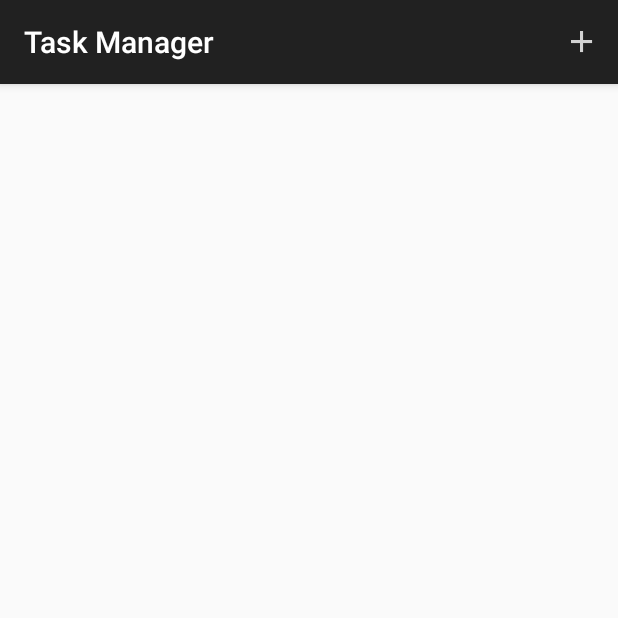
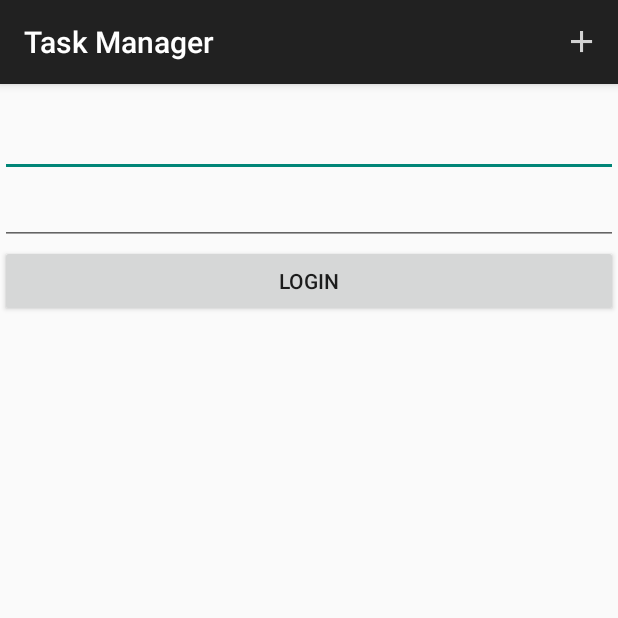
Before and after one commit to bracol/turma-formacao-android-master, an Android app: the screen it shows after launch (TaskListActivity before the commit, LoginActivity after it), after a tap on "LOGIN", on a phone screen of 412 x 824 dp, the top half of it. Run offline under Robolectric (Android 15) with nearby library versions, the phone set to English and light mode, and no system bars.

Commit message:
VerificacaoLogin

```diff
--- /dev/null
+++ b/app/src/main/java/br/com/cast/turmaformacao/taskmanager/controllers/activities/LoginActivity.java
@@ -0,0 +1,90 @@
+package br.com.cast.turmaformacao.taskmanager.controllers.activities;
+
+import android.content.Intent;
+import android.os.Bundle;
+import android.support.v7.app.AppCompatActivity;
+import android.view.Menu;
+import android.view.MenuItem;
+import android.view.View;
+import android.widget.Button;
+import android.widget.EditText;
+import android.widget.Toast;
+
+import br.com.cast.turmaformacao.taskmanager.R;
+import br.com.cast.turmaformacao.taskmanager.model.entidade.Login;
+import br.com.cast.turmaformacao.taskmanager.model.persistence.Login.LoginRepository;
+
+public class LoginActivity extends AppCompatActivity {
+
+    private EditText editTextLogin;
+    private EditText editTextPassword;
+    private Button buttonLogin;
+
+
+    protected void onCreate(Bundle savedInstanceState) {
+        super.onCreate(savedInstanceState);
+        setContentView(R.layout.activity_login);
+
+        bindEditTextLogin();
+        bindEditTextPassword();
+        bindButtonLogin();
+    }
+
+    private void bindButtonLogin() {
+        buttonLogin = (Button) findViewById(R.id.buttonLogin);
+        buttonLogin.setOnClickListener(new View.OnClickListener() {
+            @Override
+            public void onClick(View v) {
+                if(verificaLogin()) {
+                    Intent redirectToTaskList = new Intent(LoginActivity.this, TaskListActivity.class);
+                    startActivity(redirectToTaskList);
+                }
+                else{
+                    Toast.makeText(LoginActivity.this, "Login ou senha incorretos", Toast.LENGTH_LONG).show();
+                }
+            }
+        });
+    }
+
+    @Override
+    public boolean onCreateOptionsMenu(Menu menu) {
+        getMenuInflater().inflate(R.menu.menu_login_activity, menu);
+        return super.onCreateOptionsMenu(menu);
+    }
+
+    @Override
+    public boolean onOptionsItemSelected(MenuItem item) {
+        switch (item.getItemId()){
+            case (R.id.menu_login_add):
+                onMenuAdd();
+                break;
+        }
+        return super.onOptionsItemSelected(item);
+    }
+
+    private void onMenuAdd() {
+        Intent goToLoginForm = new Intent(LoginActivity.this, LoginFormActivity.class);
+        startActivity(goToLoginForm);
+    }
+
+    private void bindEditTextPassword() {
+        editTextPassword = (EditText) findViewById(R.id.editTextPassword);
+    }
+
+    private void bindEditTextLogin() {
+        editTextLogin = (EditText) findViewById(R.id.editTextLogin);
+        //editTextLogin.setText("Teste");
+    }
+
+    public boolean verificaLogin(){
+        Login loginVerifica = null;
+        if(editTextLogin.getText() != null && editTextLogin.getText().toString().trim() != "" && editTextPassword.getText() != null && editTextPassword.getText().toString().trim() != ""){
+            loginVerifica = LoginRepository.getByLoginPassword(editTextLogin.getText().toString(), editTextPassword.getText().toString());
+        }
+        if(loginVerifica == null)
+            return false;
+        else
+            return true;
+    }
+
+}
--- a/app/src/main/java/br/com/cast/turmaformacao/taskmanager/model/persistence/DatabaseHelper.java
+++ b/app/src/main/java/br/com/cast/turmaformacao/taskmanager/model/persistence/DatabaseHelper.java
@@ -7,6 +7,7 @@ import android.database.sqlite.SQLiteOpenHelper;
 import br.com.cast.turmaformacao.taskmanager.model.entidade.Task;
 import br.com.cast.turmaformacao.taskmanager.model.persistence.Calculator.CalculatorContract;
 import br.com.cast.turmaformacao.taskmanager.model.persistence.Label.LabelContract;
+import br.com.cast.turmaformacao.taskmanager.model.persistence.Login.LoginContract;
 import br.com.cast.turmaformacao.taskmanager.model.persistence.Task.TaskContract;
 import br.com.cast.turmaformacao.taskmanager.util.ApplicationUtil;
 
@@ -29,8 +30,9 @@ public class DatabaseHelper extends SQLiteOpenHelper{
     @Override
     public void onCreate(SQLiteDatabase db) {
         db.execSQL(TaskContract.getCreateTableScript());
-        db.execSQL(CalculatorContract.getCreateTableScript());
+        //db.execSQL(CalculatorContract.getCreateTableScript());
         db.execSQL(LabelContract.getCreateTableScript());
+        db.execSQL(LoginContract.getCreateTableScript());
     }
 
     @Override
--- a/app/src/main/java/br/com/cast/turmaformacao/taskmanager/model/persistence/Login/LoginRepository.java
+++ b/app/src/main/java/br/com/cast/turmaformacao/taskmanager/model/persistence/Login/LoginRepository.java
@@ -60,4 +60,20 @@ public class LoginRepository {
 
         return values;
     }
+
+    public static Login getByLoginPassword(String $login, String $password) {
+        DatabaseHelper databaseHelper = DatabaseHelper.getInstance();
+        SQLiteDatabase db = databaseHelper.getReadableDatabase();
+
+        String where = LoginContract.LOGIN + " = ? AND " + LoginContract.PASSWORD + " = ? ";
+        String[] params = {$login, $password};
+
+        Cursor cursor = db.query(LoginContract.TABLE, LoginContract.COLUMNS, where, params, null, null, null, null);
+        Login login = LoginContract.getLogin(cursor);
+
+        db.close();
+        databaseHelper.close();
+
+        return login;
+    }
 }
--- /dev/null
+++ b/app/src/main/res/menu/menu_login_activity.xml
@@ -0,0 +1,11 @@
+<?xml version="1.0" encoding="utf-8"?>
+<menu xmlns:android="http://schemas.android.com/apk/res/android"
+    xmlns:app="http://schemas.android.com/apk/res-auto">
+
+    <item
+        android:id="@+id/menu_login_add"
+        android:title="@string/lbl_add"
+        app:showAsAction="always"
+        android:icon="@mipmap/ic_action__add"
+        />
+</menu>
```
Also changed, not shown: app/src/main/AndroidManifest.xml (+8 -2 lines), app/src/main/java/br/com/cast/turmaformacao/taskmanager/controllers/activities/LoginFormActivity.java (+66 -24 lines), app/src/main/java/br/com/cast/turmaformacao/taskmanager/model/servicos/LoginBusinessServices.java (added, +26 -0 lines), app/src/main/res/layout/activity_login_form.xml (added, +21 -0 lines), app/src/main/res/menu/menu_login_form.xml (added, +12 -0 lines), 1 other file.
